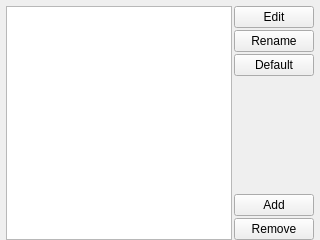
First picture: the form in ui/ChannelConfigurationsWidget.ui, repository kipr/botui, before the edit.
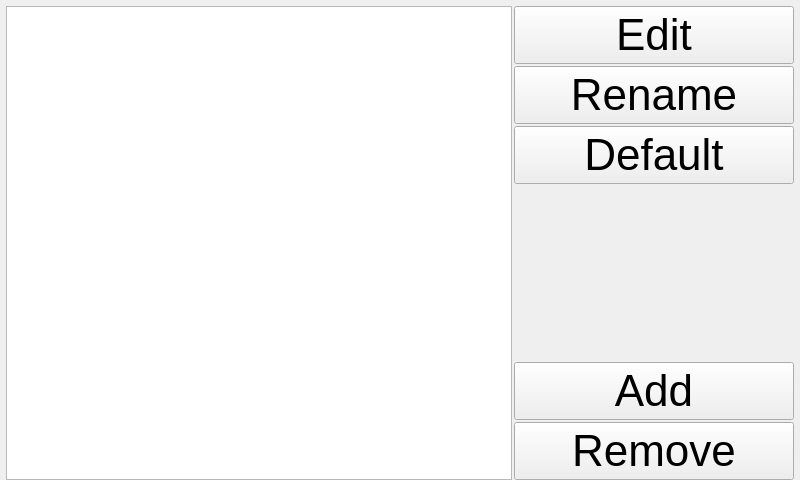
Second picture: the form after the edit. Icons and pictures are not drawn.

The edit to the form file:
```diff
--- a/ui/ChannelConfigurationsWidget.ui
+++ b/ui/ChannelConfigurationsWidget.ui
@@ -6,8 +6,8 @@
    <rect>
     <x>0</x>
     <y>0</y>
-    <width>320</width>
-    <height>240</height>
+    <width>800</width>
+    <height>480</height>
    </rect>
   </property>
   <property name="windowTitle">
@@ -27,7 +27,7 @@
     <number>0</number>
    </property>
    <item>
-    <layout class="QHBoxLayout" name="horizontalLayout" stretch="0,1">
+    <layout class="QHBoxLayout" name="horizontalLayout" stretch="0,0">
      <property name="spacing">
       <number>2</number>
      </property>
@@ -38,6 +38,17 @@
       <layout class="QVBoxLayout" name="verticalLayout">
        <item>
         <widget class="QPushButton" name="edit">
+         <property name="minimumSize">
+          <size>
+           <width>280</width>
+           <height>0</height>
+          </size>
+         </property>
+         <property name="font">
+          <font>
+           <pointsize>33</pointsize>
+          </font>
+         </property>
          <property name="text">
           <string>Edit</string>
          </property>
@@ -49,6 +60,11 @@
        </item>
        <item>
         <widget class="QPushButton" name="rename">
+         <property name="font">
+          <font>
+           <pointsize>33</pointsize>
+          </font>
+         </property>
          <property name="text">
           <string>Rename</string>
          </property>
@@ -60,6 +76,11 @@
        </item>
        <item>
         <widget class="QPushButton" name="default_">
+         <property name="font">
+          <font>
+           <pointsize>33</pointsize>
+          </font>
+         </property>
          <property name="text">
           <string>Default</string>
          </property>
@@ -84,6 +105,11 @@
        </item>
        <item>
         <widget class="QPushButton" name="add">
+         <property name="font">
+          <font>
+           <pointsize>33</pointsize>
+          </font>
+         </property>
          <property name="text">
           <string>Add</string>
          </property>
@@ -95,6 +121,11 @@
        </item>
        <item>
         <widget class="QPushButton" name="remove">
+         <property name="font">
+          <font>
+           <pointsize>33</pointsize>
+          </font>
+         </property>
          <property name="text">
           <string>Remove</string>
          </property>
```
